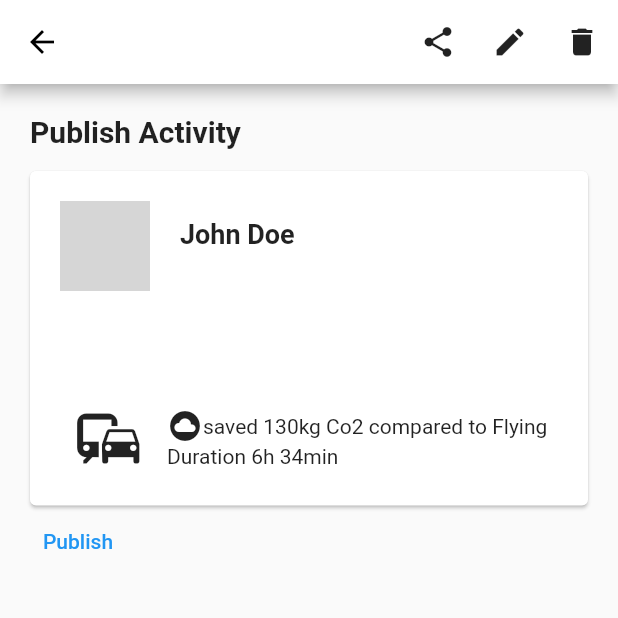
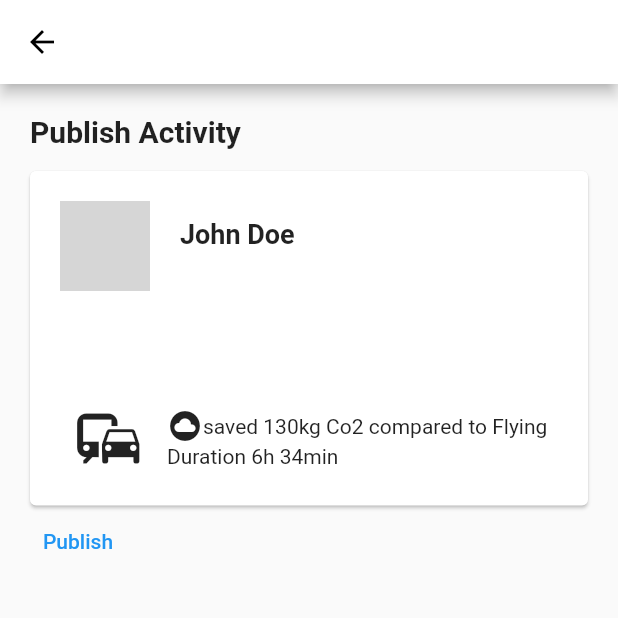
Before and after one commit to Havfar/Smiling-Earth, a Flutter app: the PublishActivity screen opened directly with empty values, on a phone screen of 412 x 824 dp, the top half of it. Run offline on Flutter 3.47's test engine with Material 2 defaults, Android fonts, the phone set to English and light mode, and no system bars; our stand-ins replace bloc, equatable, flutter_bloc, permission_handler, sqflite; missing offline and left inert: activity_recognition_flutter; accounts and stored records are empty; network calls fail; grey boxes are pictures that could not be loaded.

Commit message:
Kan nå publisere nye activites

```diff
--- /dev/null
+++ b/smiling_earth_frontend/lib/cubit/activity/activity_state.dart
@@ -0,0 +1,28 @@
+part of 'activity_cubit.dart';
+
+@immutable
+abstract class ActivityState {}
+
+class ActivityInitial extends ActivityState {}
+
+class CreatingActivity extends ActivityState {}
+
+class ActivityCreated extends ActivityState {
+  final ActivityDto activityDto;
+
+  ActivityCreated(this.activityDto);
+}
+
+class CreatingPost extends ActivityState {}
+
+class ActivityPosted extends ActivityState {
+  final PostDto post;
+
+  ActivityPosted(this.post);
+}
+
+class Error extends ActivityState {
+  final String error;
+
+  Error(this.error);
+}
--- a/smiling_earth_frontend/lib/models/Activity.dart
+++ b/smiling_earth_frontend/lib/models/Activity.dart
@@ -30,6 +30,11 @@ class Activity {
       end_time: json['end_time'],
       type: json['type'],
       tag: json['tag']);
+
+  ActivityDto toDto() {
+    return ActivityDto(
+        title: this.title, description: '', activity_enum_value: this.type);
+  }
 
   Map<String, dynamic> toMap() {
     return {
@@ -77,9 +82,9 @@ class ActivityDto {
   final int? id;
   final String? user;
   final String title;
-  final String description;
-  final String start_time;
-  final String end_time;
+  final String? description;
+  final String? start_time;
+  final String? end_time;
   final int? tag;
   final int activity_enum_value;
 
@@ -87,19 +92,19 @@ class ActivityDto {
       {this.id,
       this.user,
       required this.title,
-      required this.description,
-      required this.start_time,
-      required this.end_time,
+      this.description,
+      this.start_time,
+      this.end_time,
       this.tag,
       required this.activity_enum_value});
 
   Map<String, dynamic> toJson() => {
         "title": this.title,
         "description": this.description,
-        "start_time": this.start_time,
-        "end_time": this.end_time,
-        "tag": this.tag,
-        "activity_enum_value": this.activity_enum_value
+        "start_time": "2021-09-23 08:54:22.987273",
+        "end_time": "2021-09-23 09:54:22.987273",
+        // "tag": this.tag,
+        "activity_enum_value": this.activity_enum_value.toString()
       };
 
   factory ActivityDto.fromJson(Map<String, dynamic> json) => new ActivityDto(
@@ -107,8 +112,8 @@ class ActivityDto {
       user: json["user"],
       title: json["title"],
       description: json["description"],
-      start_time: json["start_time"],
-      end_time: json["end_time"],
+      // start_time: json["start_time"],
+      // end_time: json["end_time"],
       tag: json["tag"],
       activity_enum_value: json["activity_enum_value"]);
 }
--- a/smiling_earth_frontend/lib/models/post.dart
+++ b/smiling_earth_frontend/lib/models/post.dart
@@ -1,3 +1,4 @@
+import 'package:smiling_earth_frontend/models/Activity.dart';
 import 'package:smiling_earth_frontend/models/user.dart';
 
 class Post {
@@ -14,15 +15,16 @@ class PostDto {
   final String timestamp;
   final int likes_count;
   final int comments_count;
+  final ActivityDto? activity;
 
-  PostDto({
-    required this.likes_count,
-    required this.comments_count,
-    required this.id,
-    this.user,
-    required this.content,
-    required this.timestamp,
-  });
+  PostDto(
+      {required this.likes_count,
+      required this.comments_count,
+      required this.id,
+      this.user,
+      required this.content,
+      required this.timestamp,
+      this.activity});
 
   Map<String, dynamic> toJson() => {"content": this.content};
 
@@ -32,7 +34,10 @@ class PostDto {
       content: json['content'],
       timestamp: json['timestamp'],
       likes_count: json['likes_count'],
-      comments_count: json['comments_count']);
+      comments_count: json['comments_count'],
+      activity: json['activity'] != null
+          ? ActivityDto.fromJson(json['activity'])
+          : null);
 }
 
 class DetailedPostDto {
--- a/smiling_earth_frontend/lib/pages/actiivity_publish.dart
+++ b/smiling_earth_frontend/lib/pages/actiivity_publish.dart
@@ -1,4 +1,6 @@
 import 'package:flutter/material.dart';
+import 'package:flutter_bloc/flutter_bloc.dart';
+import 'package:smiling_earth_frontend/cubit/activity/activity_cubit.dart';
 import 'package:smiling_earth_frontend/models/activity.dart';
 import 'package:smiling_earth_frontend/utils/activity_util.dart';
 
@@ -23,68 +25,17 @@ class _publishState extends State<PublishActivity> {
           onPressed: () => Navigator.of(context).pop(),
         ),
         backgroundColor: Colors.white,
-        actions: <Widget>[
-          IconButton(
-            icon: const Icon(Icons.share),
-            color: Colors.black87,
-            tooltip: 'Show Snackbar',
-            onPressed: () {
-              ScaffoldMessenger.of(context).showSnackBar(
-                  const SnackBar(content: Text('This is a snackbar')));
-            },
       ),
-          IconButton(
-            icon: const Icon(Icons.edit),
-            tooltip: 'Go to the next page',
-            color: Colors.black87,
-            onPressed: () {
-              Navigator.push(context, MaterialPageRoute<void>(
-                builder: (BuildContext context) {
-                  return Scaffold(
-                    appBar: AppBar(
-                      title: const Text('Next page'),
+      body: BlocProvider(
+        create: (context) => ActivityCubit(),
+        child: buildActivityCard(widget: widget),
       ),
-                    body: const Center(
-                      child: Text(
-                        'This is the next page',
-                        style: TextStyle(fontSize: 24),
-                      ),
-                    ),
-                  );
-                },
-              ));
-            },
-          ),
-          IconButton(
-            icon: const Icon(Icons.delete),
-            tooltip: 'Go to the next page',
-            color: Colors.black87,
-            onPressed: () {
-              Navigator.push(context, MaterialPageRoute<void>(
-                builder: (BuildContext context) {
-                  return Scaffold(
-                    appBar: AppBar(
-                      title: const Text('Next page'),
-                    ),
-                    body: const Center(
-                      child: Text(
-                        'This is the next page',
-                        style: TextStyle(fontSize: 24),
-                      ),
-                    ),
-                  );
-                },
-              ));
-            },
-          ),
-        ],
-      ),
-      body: buildActivityCard(widget: widget),
     );
   }
 }
 
 class buildActivityCard extends StatelessWidget {
+  // final Activity activity;
   const buildActivityCard({
     Key? key,
     required this.widget,
@@ -96,11 +47,22 @@ class buildActivityCard extends StatelessWidget {
   Widget build(BuildContext context) {
     return Container(
       margin: EdgeInsets.all(20),
-      child: Column(
+      child: BlocBuilder<ActivityCubit, ActivityState>(
+        builder: (context, state) {
+          if (state is ActivityPosted) {
+            return Text("Post created: " + state.post.id.toString());
+          } else if (state is CreatingActivity) {
+            return Text("Loading");
+          } else if (state is Error) {
+            return Text(
+                "Could not post activity try again later. " + state.error);
+          } else {
+            return Column(
               crossAxisAlignment: CrossAxisAlignment.start,
               children: [
                 Text('Publish Activity',
-              style: TextStyle(fontSize: 20, fontWeight: FontWeight.w600)),
+                    style:
+                        TextStyle(fontSize: 20, fontWeight: FontWeight.w600)),
                 Card(
                   margin: EdgeInsets.only(top: 15),
                   child: Padding(
@@ -114,11 +76,13 @@ class buildActivityCard extends StatelessWidget {
                             children: [
                               CircleAvatar(
                                   radius: 30,
-                            backgroundImage: NetworkImage(widget.urlImage)),
+                                  backgroundImage:
+                                      NetworkImage(widget.urlImage)),
                               Container(
                                 margin: EdgeInsets.only(left: 20),
                                 child: Column(
-                              crossAxisAlignment: CrossAxisAlignment.start,
+                                    crossAxisAlignment:
+                                        CrossAxisAlignment.start,
                                     children: [
                                       Text(
                                         'John Doe',
@@ -161,8 +125,16 @@ class buildActivityCard extends StatelessWidget {
                     ),
                   ),
                 ),
-          TextButton(onPressed: () => print('heyo'), child: Text('Publish'))
+                TextButton(
+                    onPressed: () {
+                      BlocProvider.of<ActivityCubit>(context)
+                          .PublishActivity(widget.activity.toDto());
+                    },
+                    child: Text('Publish'))
               ],
+            );
+          }
+        },
       ),
     );
   }
--- a/smiling_earth_frontend/lib/pages/home_page.dart
+++ b/smiling_earth_frontend/lib/pages/home_page.dart
@@ -105,7 +105,6 @@ class _buildFeedState extends State<buildFeed> {
     // this.postsdto = fetchPosts();
   }
 
-  List<PostWidget> posts = [];
   @override
   Widget build(BuildContext context) {
     return Container(
@@ -126,7 +125,6 @@ class _buildFeedState extends State<buildFeed> {
         BlocProvider<PostsCubit>(
             create: (context) => PostsCubit()..getPosts(),
             child: buildPostsFeed()),
-        Column(children: posts)
       ]),
     );
   }
@@ -146,7 +144,7 @@ class buildPostsFeed extends StatelessWidget {
           );
         }
         return ListView.builder(
-            itemCount: 2,
+            itemCount: posts.length,
             shrinkWrap: true,
             itemBuilder: (context, index) {
               return PostWidget(
```
Also changed, not shown: smiling_earth_frontend/lib/cubit/activity/activity_client.dart (added, +46 -0 lines), smiling_earth_frontend/lib/cubit/activity/activity_cubit.dart (added, +33 -0 lines), smiling_earth_frontend/lib/cubit/posts/post_client.dart (+30 -1 lines), smiling_earth_frontend/lib/widgets/post_widget.dart (+9 -0 lines). Lines whose indentation alone changed are shown as unchanged.
